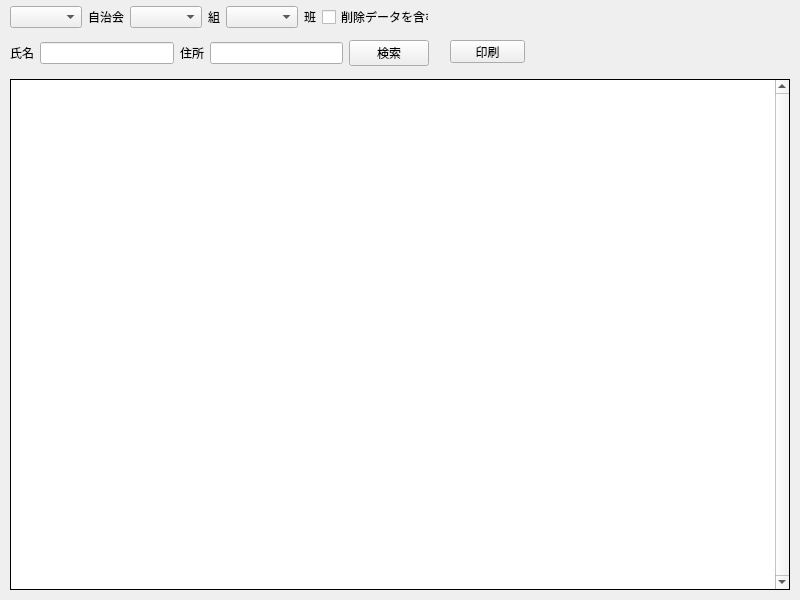
This is ui.ui in k2g-loveken/kiji-kyo_Qt as Qt 5 draws it before an edit. The edited form follows.
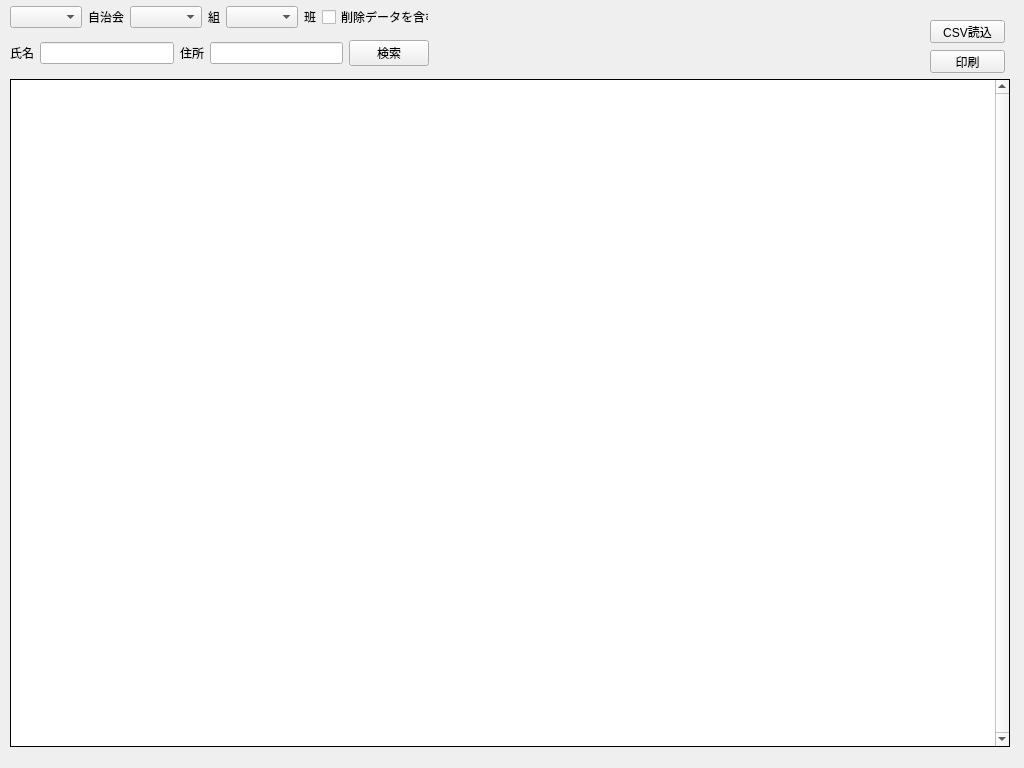
This is the edited form. Icons and pictures are not drawn.

Commit message: オブジェクト名変更 ウィンドウサイズ調整 オブジェクト名の整理 スコープの修正

Patch:
```diff
--- a/ui.ui
+++ b/ui.ui
@@ -6,8 +6,8 @@
    <rect>
     <x>0</x>
     <y>0</y>
-    <width>800</width>
-    <height>600</height>
+    <width>1024</width>
+    <height>768</height>
    </rect>
   </property>
   <property name="sizePolicy">
@@ -18,14 +18,14 @@
   </property>
   <property name="minimumSize">
    <size>
-    <width>800</width>
-    <height>600</height>
+    <width>1024</width>
+    <height>768</height>
    </size>
   </property>
   <property name="maximumSize">
    <size>
-    <width>800</width>
-    <height>600</height>
+    <width>1024</width>
+    <height>768</height>
    </size>
   </property>
   <property name="windowTitle">
@@ -40,8 +40,8 @@
     <rect>
      <x>10</x>
      <y>79</y>
-     <width>780</width>
-     <height>511</height>
+     <width>1000</width>
+     <height>668</height>
     </rect>
    </property>
    <property name="sizePolicy">
@@ -50,6 +50,18 @@
      <verstretch>0</verstretch>
     </sizepolicy>
    </property>
+   <property name="minimumSize">
+    <size>
+     <width>1000</width>
+     <height>668</height>
+    </size>
+   </property>
+   <property name="maximumSize">
+    <size>
+     <width>1000</width>
+     <height>16777215</height>
+    </size>
+   </property>
    <property name="frameShape">
     <enum>QFrame::Panel</enum>
    </property>
@@ -220,8 +232,8 @@
   <widget class="QPushButton" name="btn_print">
    <property name="geometry">
     <rect>
-     <x>450</x>
-     <y>40</y>
+     <x>930</x>
+     <y>50</y>
      <width>75</width>
      <height>23</height>
     </rect>
@@ -230,6 +242,19 @@
     <string>印刷</string>
    </property>
   </widget>
+  <widget class="QPushButton" name="pushButton">
+   <property name="geometry">
+    <rect>
+     <x>930</x>
+     <y>20</y>
+     <width>75</width>
+     <height>23</height>
+    </rect>
+   </property>
+   <property name="text">
+    <string>CSV読込</string>
+   </property>
+  </widget>
  </widget>
  <resources/>
  <connections>
```
Left out of the diff: 21 changed lines with no effect on the pictures. The commit also changes 2 other files.
